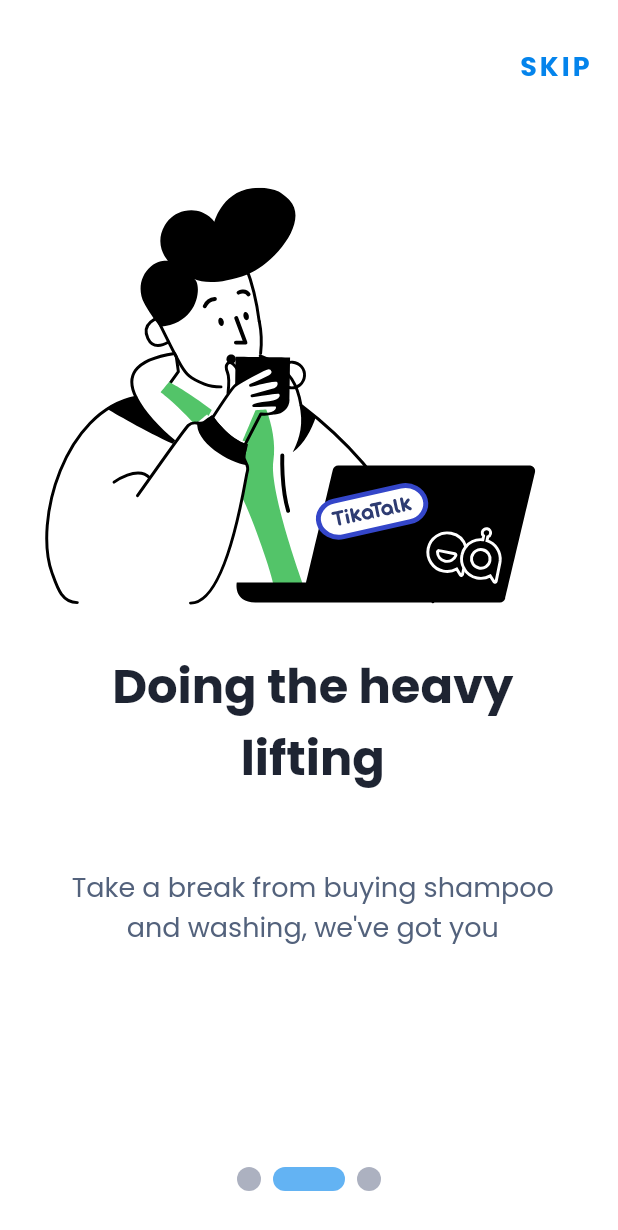
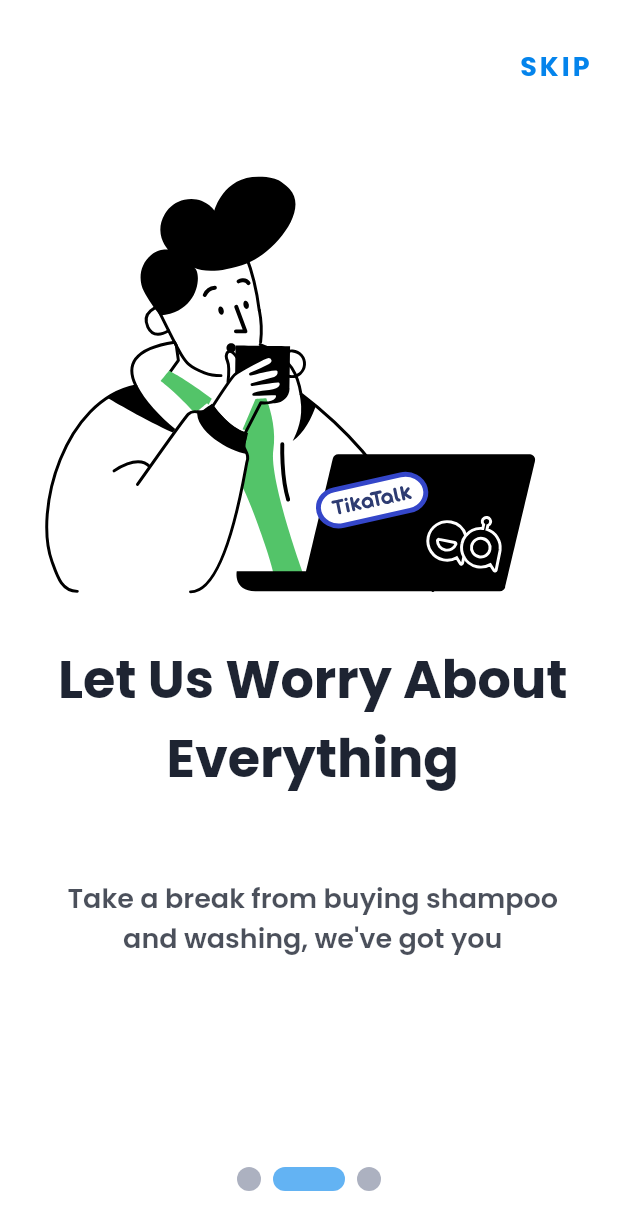
Before and after one commit to kiplangatbryan/msafi-mobi, a Flutter app: the screen it shows after launch, swiped to page 2, on a phone screen of 412 x 824 dp. Shown: the top 1230 px of the screen. Run offline on Flutter 3.47's test engine with Material 2 defaults, Android fonts, the phone set to English and light mode, and no system bars; drawn by our look-alikes of smooth_page_indicator; our stand-ins replace google_fonts, google_maps_flutter, google_sign_in, lottie, shared_preferences; missing offline and left inert: dart:ffi, fluid_bottom_nav_bar.

Commit message:
minor resizing

```diff
--- a/lib/pages/onboarding/components/onboard_view.dart
+++ b/lib/pages/onboarding/components/onboard_view.dart
@@ -46,7 +46,7 @@ class OnBoardingView extends StatelessWidget {
                 TextSpan(
                   text: "$title\n\n",
                   style: GoogleFonts.poppins(
-                    fontSize: 32,
+                    fontSize: 35,
                     color: kTextColor,
                     fontWeight: FontWeight.bold,
                   ),
@@ -55,8 +55,8 @@ class OnBoardingView extends StatelessWidget {
                   text: "$highlight\n",
                   style: GoogleFonts.poppins(
                     fontSize: 18,
-                    color: kTextMediumColor,
-                    fontWeight: FontWeight.w400,
+                    color: kTextColor.withOpacity(.8),
+                    fontWeight: FontWeight.w600,
                   ),
                 ),
               ],
--- a/lib/pages/onboarding/main.dart
+++ b/lib/pages/onboarding/main.dart
@@ -65,14 +65,14 @@ class _OnboardingPageState extends State<OnboardingPage> {
               // ignore: prefer_const_literals_to_create_immutables
               children: [
                 const OnBoardingView(
-                  title: "24Hrs Delivery Service",
-                  lotieAsset: 'delivery.json',
+                  title: "We Are Available Full Time",
+                  lotieAsset: 'coffie-sleeping.json',
                   highlight:
-                      'Free delivery for your laundry basket at your doorstep anytime',
+                      'Free delivery for your laundry basket at your available for 24hrs',
                   hasBtn: false,
                 ),
                 const OnBoardingView(
-                  title: "Doing the heavy lifting",
+                  title: "Let Us Worry About Everything",
                   lotieAsset: 'relax.json',
                   highlight:
                       'Take a break from buying shampoo and washing, we\'ve got you',
@@ -82,7 +82,7 @@ class _OnboardingPageState extends State<OnboardingPage> {
                   title: "What Are\nYou Waiting For",
                   lotieAsset: 'ride.json',
                   highlight:
-                      'Hop on and lets take a look see, promise you gonna enjoy it',
+                      'Hop on and lets take a look see,We promise you gonna enjoy it',
                   hasBtn: true,
                 ),
               ],
```
Also changed, not shown: lib/pages/splash/main.dart (+3 -5 lines).
